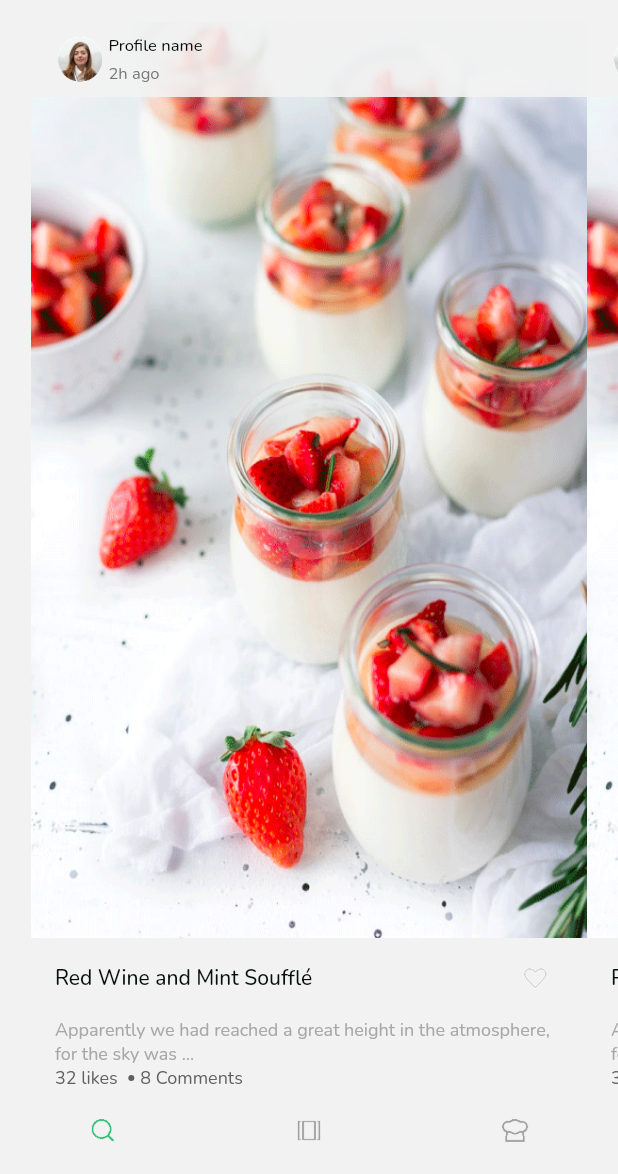
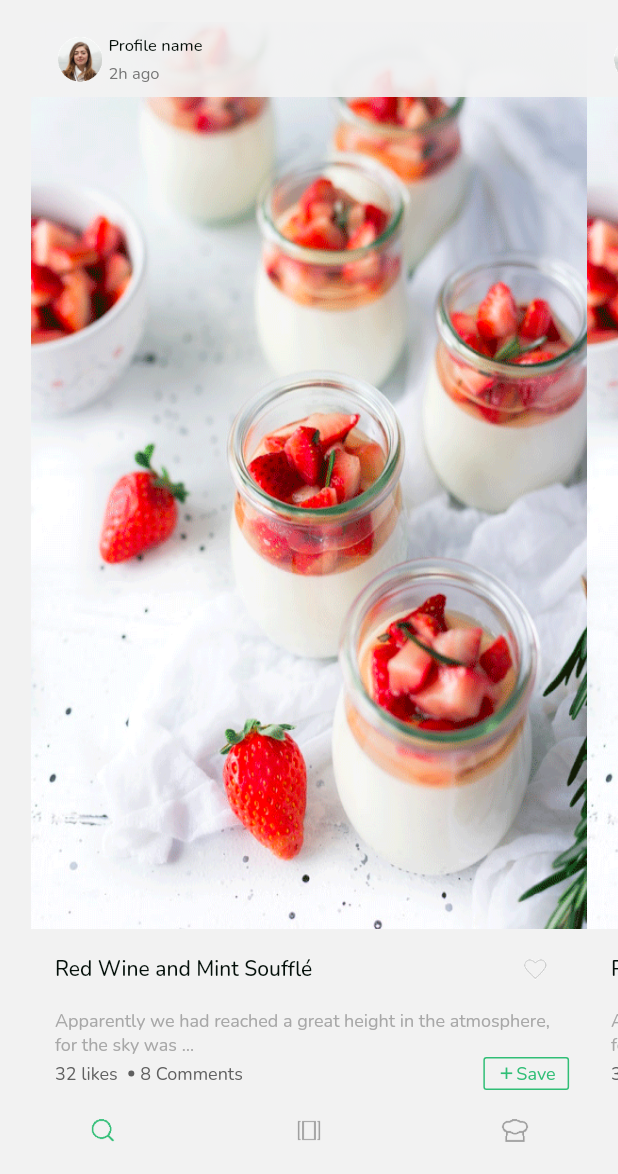
Before and after one commit to baka3k/mvvm-flutter, a Flutter app: the screen it shows after launch, on a phone screen of 412 x 824 dp, the part 62-1236 px from its top. Run offline on Flutter 3.47's test engine with Material 2 defaults, Android fonts, the phone set to English and light mode, and no system bars; our stand-ins replace connectivity_plus, get, google_fonts, google_maps_flutter; missing offline and left inert: flutter_polyline_points.

Commit message:
Update recipe_feed.dart

```diff
--- a/lib/app/feature/recipe_feed/views/recipe_feed.dart
+++ b/lib/app/feature/recipe_feed/views/recipe_feed.dart
@@ -221,6 +221,37 @@ class RecipeFeed extends GetWidget {
               ),
             ),
           ),
+          const Spacer(),
+          InkWell(
+            onTap: () {},
+            child: Container(
+              decoration: BoxDecoration(
+                borderRadius: BorderRadius.circular(2),
+                border: Border.all(color: mainColor, width: 1),
+                shape: BoxShape.rectangle,
+              ),
+              child: Padding(
+                padding: const EdgeInsets.fromLTRB(8, 2, 8, 2),
+                child: Row(
+                  children: [
+                    const Icon(
+                      Icons.add,
+                      size: 13,
+                      color: mainColor,
+                    ),
+                    Text(
+                      "Save",
+                      style:
+                          textStyleApp.copyWith(color: mainColor, fontSize: 12),
+                    ),
+                  ],
+                ),
+              ),
+            ),
+          ),
+          const SizedBox(
+            width: 4,
+          )
         ],
       ),
     );
```
